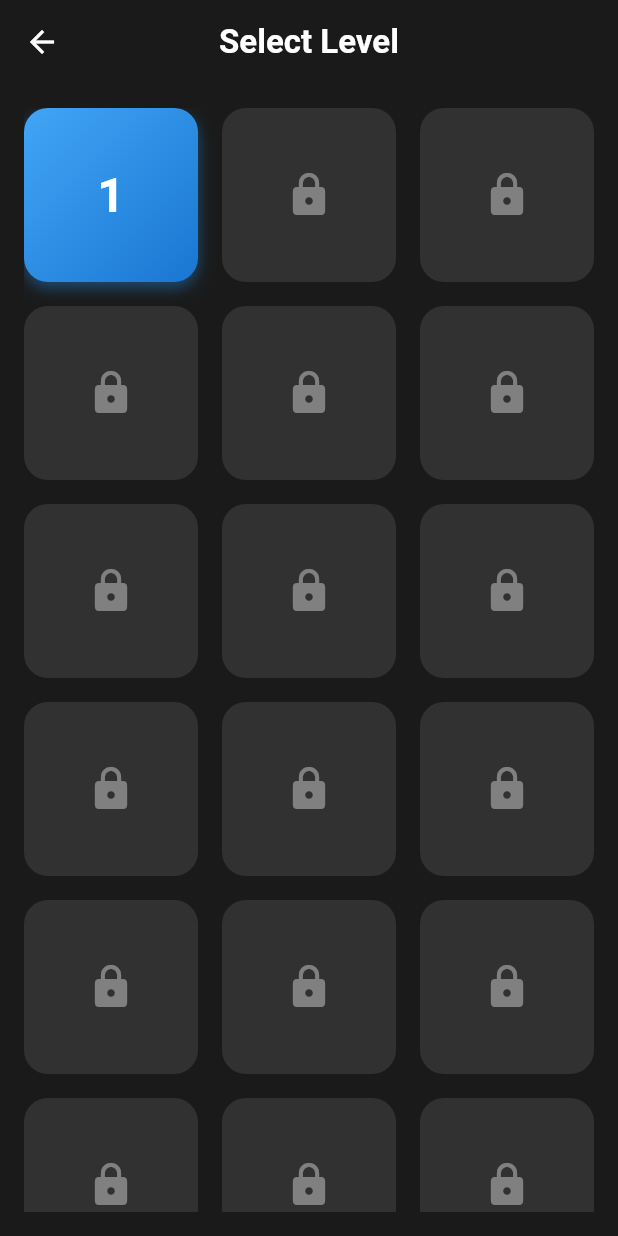
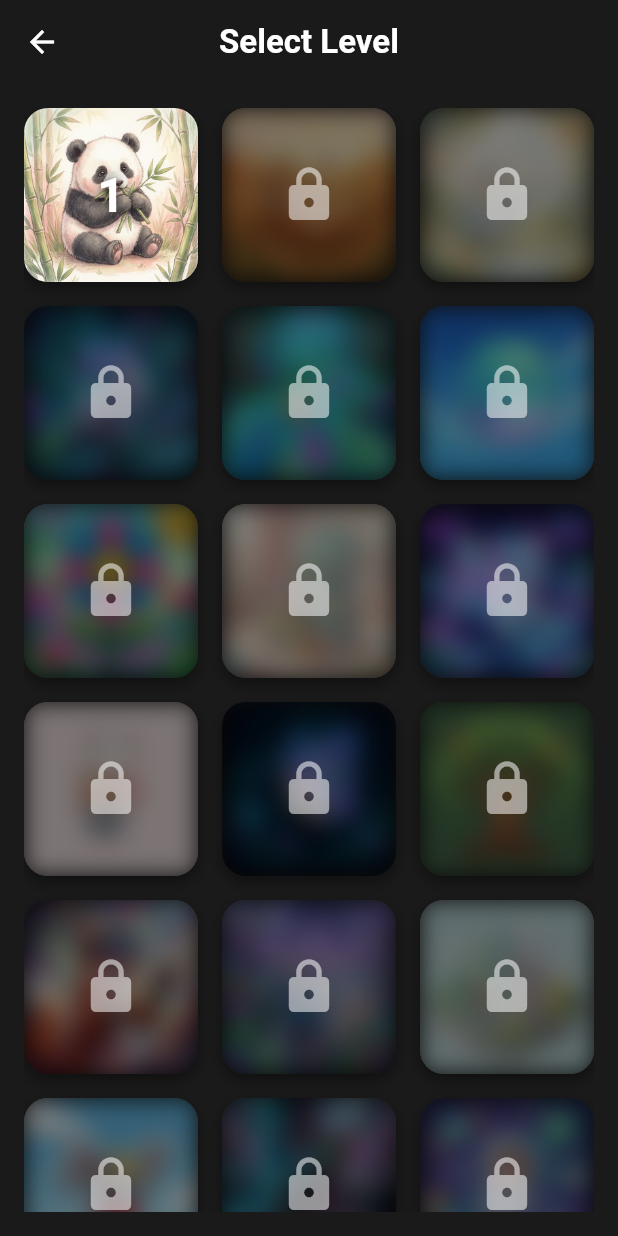
Before and after one commit to vijayakumardevforge/flutter-tile-puzzle-game, a Flutter app: the LevelSelectionScreen screen opened directly, on a phone screen of 412 x 824 dp. Run offline on Flutter 3.47's test engine with Material 3 defaults, Android fonts, the phone set to English and light mode, and no system bars; our stand-ins replace audioplayers, confetti, shared_preferences; accounts and stored records are empty.

Commit message:
feat: Implement core game logic, A* solver, puzzle assets, and level selection screen, adding the `collection` dependency.

```diff
--- /dev/null
+++ b/lib/game/assets.dart
@@ -0,0 +1,50 @@
+class PuzzleAssets {
+  static final List<String> easyImages = [
+    'assets/images/baby_panda.png',
+    'assets/images/baby_tiger.png',
+    'assets/images/baby_elephant.png',
+    'assets/images/ai_bunny.png',
+    'assets/images/ai_fish.png',
+    'assets/images/ai_bird.png',
+    'assets/images/ai_flower.png',
+    'assets/images/ai_baby_robot.png',
+    'assets/images/ai_pet.png',
+    'assets/images/bears.png',
+  ];
+
+  static final List<String> mediumImages = [
+    'assets/images/ai_butterfly.png',
+    'assets/images/ai_tree.png',
+    'assets/images/ai_fox.png',
+    'assets/images/ai_robot.png',
+    'assets/images/ai_city.png',
+    'assets/images/ai_drone.png',
+    'assets/images/ai_cat.png',
+    'assets/images/ai_space.png',
+    'assets/images/ai_plant.png',
+    'assets/images/ai_chip.png',
+  ];
+
+  static final List<String> hardImages = [
+    'assets/images/ai_cloud.png',
+    'assets/images/ai_rocket.png',
+    'assets/images/dolls.jpg',
+    'assets/images/pattern.jpg',
+    'assets/images/pink_face.png',
+    'assets/images/red_panda.jpg',
+    'assets/images/cat.jpg',
+    'assets/images/cats_group.jpg',
+    'assets/images/dino.jpg',
+    'assets/images/user_upload_1.png',
+  ];
+
+  static String getImageForLevel(int level) {
+    if (level <= 10) {
+      return easyImages[(level - 1) % easyImages.length];
+    } else if (level <= 20) {
+      return mediumImages[(level - 11) % mediumImages.length];
+    } else {
+      return hardImages[(level - 21) % hardImages.length];
+    }
+  }
+}
--- a/lib/screens/level_selection.dart
+++ b/lib/screens/level_selection.dart
@@ -1,6 +1,8 @@
 import 'package:flutter/material.dart';
+import 'dart:ui';
 import '../game/ui.dart';
 import '../game/storage.dart';
+import '../game/assets.dart';
 
 class LevelSelectionScreen extends StatefulWidget {
   const LevelSelectionScreen({super.key});
@@ -42,14 +44,18 @@ class _LevelSelectionScreenState extends State<LevelSelectionScreen> {
           itemCount: 30, // Total 30 levels (10 Easy, 10 Medium, 10 Hard)
           itemBuilder: (context, index) {
             final int level = index + 1;
-            final bool isLocked = level > maxLevel;
+            final bool isUnlocked = level <= maxLevel;
+            final bool isHidden = !isUnlocked; // Hide everything that is locked
+
+            final String imagePath = PuzzleAssets.getImageForLevel(level);
+
             final Map<String, int>? bestScore = GameStorage().getBestScore(
               level,
             );
 
             return GestureDetector(
               onTap: () async {
-                if (!isLocked) {
+                if (isUnlocked) {
                   // Wait for the game screen to close
                   await Navigator.push(
                     context,
@@ -63,40 +69,59 @@ class _LevelSelectionScreenState extends State<LevelSelectionScreen> {
               },
               child: Container(
                 decoration: BoxDecoration(
-                  color: isLocked ? Colors.white10 : Colors.blueAccent,
                   borderRadius: BorderRadius.circular(16),
-                  boxShadow: isLocked
-                      ? []
-                      : [
+                  boxShadow: [
                     BoxShadow(
-                            color: Colors.blue.withOpacity(0.4),
+                      color: Colors.black.withOpacity(0.4),
                       blurRadius: 8,
                       offset: const Offset(0, 4),
                     ),
                   ],
-                  gradient: isLocked
-                      ? null
-                      : LinearGradient(
-                          begin: Alignment.topLeft,
-                          end: Alignment.bottomRight,
-                          colors: [Colors.blue.shade400, Colors.blue.shade700],
                 ),
+                child: ClipRRect(
+                  borderRadius: BorderRadius.circular(16),
+                  child: Stack(
+                    fit: StackFit.expand,
+                    children: [
+                      // Image Layer
+                      if (!isHidden)
+                        Image.asset(imagePath, fit: BoxFit.cover)
+                      else
+                        ImageFiltered(
+                          imageFilter: ImageFilter.blur(sigmaX: 8, sigmaY: 8),
+                          child: Image.asset(imagePath, fit: BoxFit.cover),
                         ),
+
+                      // Overlay for locking/dimming
+                      if (!isUnlocked)
+                        Container(color: Colors.black.withOpacity(0.5)),
+
+                      // Content Layer
+                      Center(
                         child: Column(
                           mainAxisAlignment: MainAxisAlignment.center,
                           children: [
-                    if (isLocked)
-                      const Icon(Icons.lock, color: Colors.white38, size: 32)
-                    else ...[
+                            if (isHidden)
+                              const Icon(
+                                Icons.lock,
+                                color: Colors.white54,
+                                size: 40,
+                              )
+                            else
                               Text(
                                 '$level',
                                 style: const TextStyle(
                                   color: Colors.white,
                                   fontSize: 32,
                                   fontWeight: FontWeight.bold,
+                                  shadows: [
+                                    Shadow(color: Colors.black, blurRadius: 10),
+                                  ],
                                 ),
                               ),
-                      if (bestScore != null) ...[
+
+                            // Stars if unlocked
+                            if (isUnlocked && bestScore != null) ...[
                               const SizedBox(height: 4),
                               Row(
                                 mainAxisAlignment: MainAxisAlignment.center,
@@ -106,15 +131,22 @@ class _LevelSelectionScreenState extends State<LevelSelectionScreen> {
                                         ? Icons.star
                                         : Icons.star_border,
                                     color: Colors.amber,
-                              size: 12,
+                                    size: 16,
+                                    shadows: const [
+                                      Shadow(
+                                        color: Colors.black54,
+                                        blurRadius: 4,
+                                      ),
+                                    ],
                                   );
                                 }),
                               ),
-                        // Moves count removed to declutter and focus on stars as requested
-                        // If desired, can add back small text below
                             ],
                           ],
+                        ),
+                      ),
                     ],
+                  ),
                 ),
               ),
             );
--- a/pubspec.yaml
+++ b/pubspec.yaml
@@ -40,6 +40,7 @@ dependencies:
   shared_preferences: ^2.5.4
   confetti: ^0.8.0
   intl: ^0.20.2
+  collection: ^1.19.1
 
 dev_dependencies:
   flutter_test:
```
Also changed, not shown: lib/game/logic.dart (+25 -0 lines), lib/game/solver.dart (added, +210 -0 lines), lib/game/ui.dart (+147 -66 lines), pubspec.lock. Lines whose indentation alone changed are shown as unchanged.
